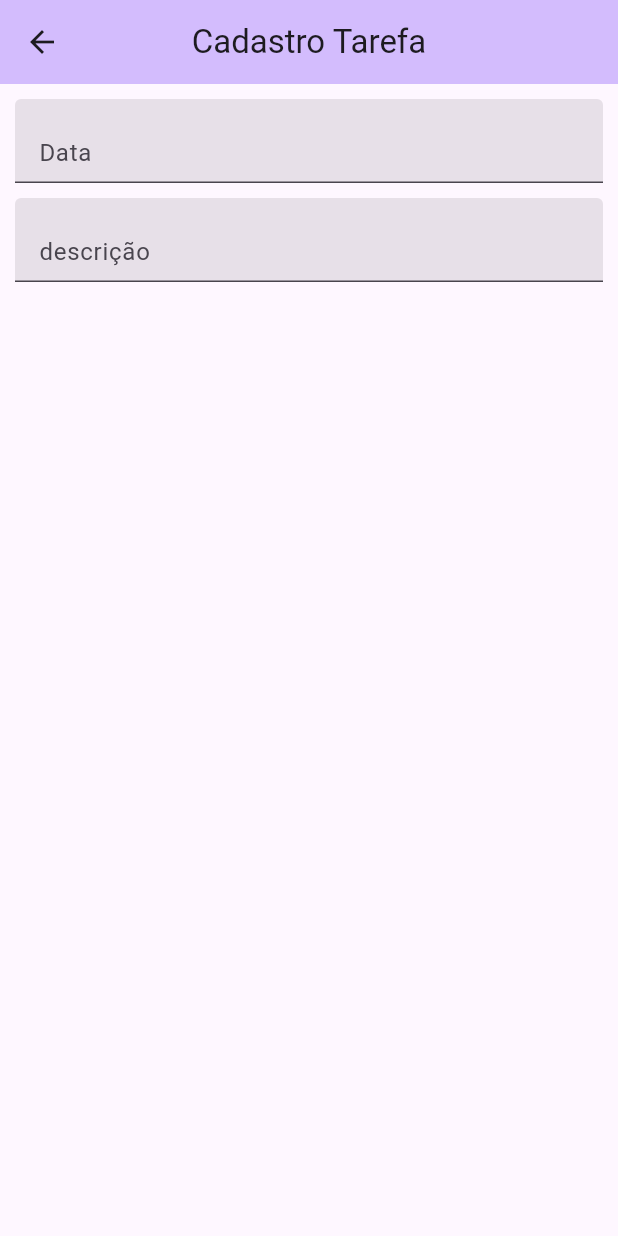
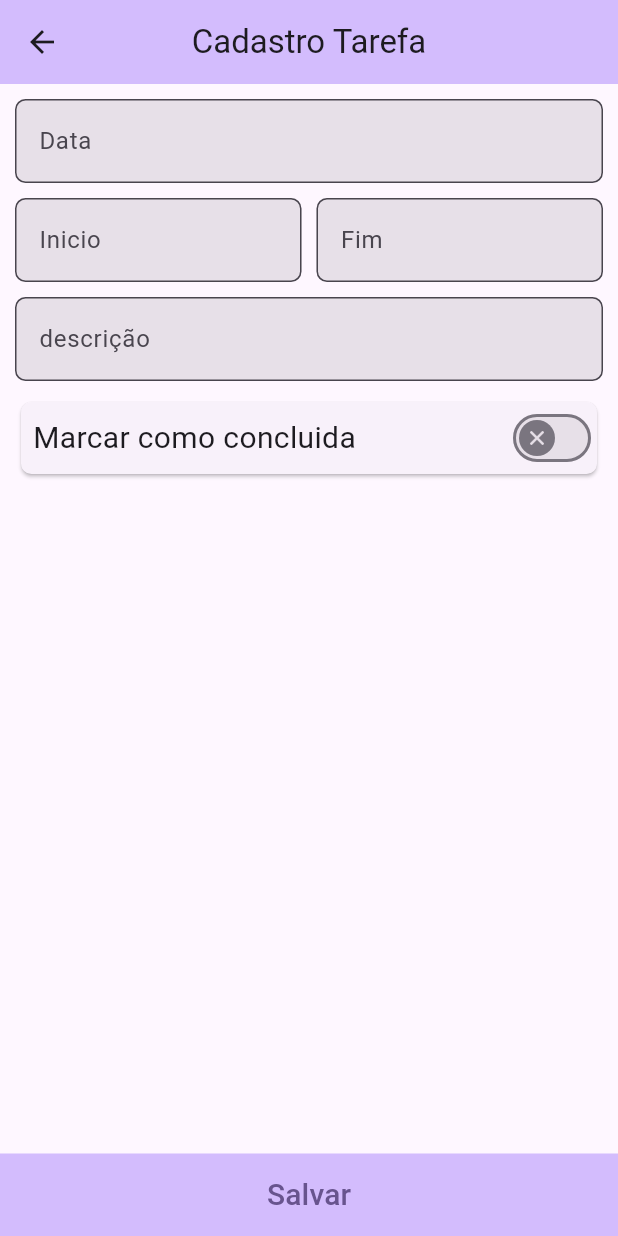
Before and after one commit to paulomoschen/callendar_flutter, a Flutter app: the screen it shows after launch, after a tap on the "add" icon, on a phone screen of 412 x 824 dp. Run offline on Flutter 3.47's test engine with Material 3 defaults, Android fonts, the phone set to English and light mode, and no system bars; our stand-ins replace rxdart, syncfusion_flutter_calendar.

Commit message:
FEAT - progresso na tela de cadastro e organizando os arquivos

```diff
--- a/lib/tarefa_bloc.dart
+++ b/lib/bloc/tarefa_bloc.dart
@@ -13,13 +13,20 @@ class TarefaBloc extends ChangeNotifier {
   Function(bool) get changeIsMonthOrDay => isMonthOrDay.sink.add;
   bool get getIsMonthOrDay => isMonthOrDay.value;
 
+  final isDone = BehaviorSubject<bool>();
+  Stream<bool> get outIsDone => isDone.stream;
+  Function(bool) get changeIsDone => isDone.sink.add;
+  bool get getIsDone => isDone.value;
+
   TarefaBloc({required BuildContext context}) {
     isMonthOrDay.add(false);
+    isDone.add(false);
   }
 
   @override
   void dispose() {
     isMonthOrDay.close();
+    isDone.close();
 
     dataController.dispose();
     startTimeController.dispose();
--- a/lib/cadastro_tarefa.dart
+++ /dev/null
@@ -1,75 +0,0 @@
-import 'package:callander_flutter/tarefa_bloc.dart';
-import 'package:flutter/material.dart';
-import 'package:intl/intl.dart';
-
-class CadastroTarefaPage extends StatefulWidget {
-  const CadastroTarefaPage({super.key});
-
-  @override
-  State<CadastroTarefaPage> createState() => _CadastroTarefaPageState();
-}
-
-class _CadastroTarefaPageState extends State<CadastroTarefaPage> {
-  late TarefaBloc tarefaBloc = TarefaBloc(context: context);
-
-  @override
-  void initState() {
-    tarefaBloc = TarefaBloc(context: context);
-    super.initState();
-  }
-
-  @override
-  Widget build(BuildContext context) {
-    return Scaffold(
-      appBar: AppBar(
-        backgroundColor: Theme.of(context).colorScheme.inversePrimary,
-        centerTitle: true,
-        title: const Text("Cadastro Tarefa"),
-      ),
-      body: Padding(
-        padding: const EdgeInsets.symmetric(horizontal: 10),
-        child: Column(
-          children: [
-            Padding(
-              padding: const EdgeInsets.only(top: 10),
-              child: TextField(
-                controller: tarefaBloc.dataController,
-                readOnly: true,
-                onTap: () async {
-                  DateTime? pickedDate = await showDatePicker(
-                      context: context,
-                      initialDate: DateTime.now(),
-                      firstDate: DateTime(1950),
-                      lastDate: DateTime(2100));
-
-                  if (pickedDate != null) {
-                    String formattedDate =
-                        DateFormat('dd/MM/yyyy').format(pickedDate);
-                    setState(() {
-                      tarefaBloc.dataController.text =
-                          formattedDate; //set output date to TextField value.
-                    });
-                  }
-                },
-                decoration: const InputDecoration(
-                    label: Text("Data"),
-                    alignLabelWithHint: true,
-                    filled: true),
-              ),
-            ),
-            Padding(
-              padding: const EdgeInsets.only(top: 10),
-              child: TextFormField(
-                controller: tarefaBloc.descricaoController,
-                decoration: const InputDecoration(
-                    label: Text("descrição"),
-                    alignLabelWithHint: true,
-                    filled: true),
-              ),
-            ),
-          ],
-        ),
-      ),
-    );
-  }
-}
--- a/lib/main.dart
+++ b/lib/main.dart
@@ -1,4 +1,4 @@
-import 'package:callander_flutter/calendar.dart';
+import 'package:callander_flutter/screen/calendar.dart';
 import 'package:flutter/material.dart';
 
 void main() {
--- a/lib/tarefa_data_source.dart
+++ b/lib/model/tarefa_data_source.dart
@@ -1,4 +1,4 @@
-import 'package:callander_flutter/tarefa_model.dart';
+import 'package:callander_flutter/model/tarefa_model.dart';
 import 'package:flutter/material.dart';
 import 'package:syncfusion_flutter_calendar/calendar.dart';
 
--- /dev/null
+++ b/lib/screen/cadastro_tarefa.dart
@@ -0,0 +1,188 @@
+import 'package:callander_flutter/bloc/tarefa_bloc.dart';
+import 'package:callander_flutter/components/time_text_input_formatter.dart';
+import 'package:flutter/material.dart';
+import 'package:flutter/services.dart';
+import 'package:intl/intl.dart';
+
+class CadastroTarefaPage extends StatefulWidget {
+  const CadastroTarefaPage({super.key});
+
+  @override
+  State<CadastroTarefaPage> createState() => _CadastroTarefaPageState();
+}
+
+class _CadastroTarefaPageState extends State<CadastroTarefaPage> {
+  late TarefaBloc tarefaBloc = TarefaBloc(context: context);
+
+  @override
+  void initState() {
+    tarefaBloc = TarefaBloc(context: context);
+    super.initState();
+  }
+
+  @override
+  Widget build(BuildContext context) {
+    return Scaffold(
+      appBar: AppBar(
+        backgroundColor: Theme.of(context).colorScheme.inversePrimary,
+        centerTitle: true,
+        title: const Text("Cadastro Tarefa"),
+      ),
+      body: Column(
+        mainAxisAlignment: MainAxisAlignment.spaceBetween,
+        children: [
+          Padding(
+            padding: const EdgeInsets.symmetric(horizontal: 10),
+            child: Column(
+              children: [
+                Padding(
+                  padding: const EdgeInsets.only(top: 10),
+                  child: TextField(
+                    controller: tarefaBloc.dataController,
+                    readOnly: true,
+                    onTap: () async {
+                      DateTime? pickedDate = await showDatePicker(
+                          context: context,
+                          initialDate: DateTime.now(),
+                          firstDate: DateTime(1950),
+                          lastDate: DateTime(2100));
+
+                      if (pickedDate != null) {
+                        String formattedDate =
+                            DateFormat('dd/MM/yyyy').format(pickedDate);
+                        setState(() {
+                          tarefaBloc.dataController.text =
+                              formattedDate; //set output date to TextField value.
+                        });
+                      }
+                    },
+                    decoration: const InputDecoration(
+                        label: Text("Data"),
+                        alignLabelWithHint: true,
+                        border: OutlineInputBorder(
+                            borderRadius: BorderRadius.all(Radius.circular(7))),
+                        filled: true),
+                  ),
+                ),
+                Padding(
+                  padding: const EdgeInsets.only(top: 10),
+                  child: Row(
+                    children: [
+                      Expanded(
+                        child: TextFormField(
+                          controller: tarefaBloc.startTimeController,
+                          keyboardType: const TextInputType.numberWithOptions(
+                              decimal: false),
+                          decoration: const InputDecoration(
+                              label: Text("Inicio"),
+                              hintText: '00:00',
+                              border: OutlineInputBorder(
+                                  borderRadius:
+                                      BorderRadius.all(Radius.circular(7))),
+                              alignLabelWithHint: true,
+                              filled: true),
+                          inputFormatters: <TextInputFormatter>[
+                            TimeTextInputFormatter()
+                          ],
+                        ),
+                      ),
+                      const SizedBox(width: 10),
+                      Expanded(
+                        child: TextFormField(
+                          controller: tarefaBloc.startTimeController,
+                          keyboardType: const TextInputType.numberWithOptions(
+                              decimal: false),
+                          decoration: const InputDecoration(
+                              label: Text("Fim"),
+                              hintText: '00:00',
+                              border: OutlineInputBorder(
+                                  borderRadius:
+                                      BorderRadius.all(Radius.circular(7))),
+                              alignLabelWithHint: true,
+                              filled: true),
+                          inputFormatters: <TextInputFormatter>[
+                            TimeTextInputFormatter()
+                          ],
+                        ),
+                      ),
+                    ],
+                  ),
+                ),
+                Padding(
+                  padding: const EdgeInsets.only(top: 10, bottom: 10),
+                  child: TextFormField(
+                    controller: tarefaBloc.descricaoController,
+                    decoration: const InputDecoration(
+                        label: Text("descrição"),
+                        border: OutlineInputBorder(
+                            borderRadius: BorderRadius.all(Radius.circular(7))),
+                        alignLabelWithHint: true,
+                        filled: true),
+                  ),
+                ),
+                StreamBuilder<bool>(
+                    stream: tarefaBloc.outIsDone,
+                    builder: (context, snapshot) {
+                      return GestureDetector(
+                        onTap: () =>
+                            tarefaBloc.changeIsDone(!tarefaBloc.getIsDone),
+                        child: Card(
+                          shape: const RoundedRectangleBorder(
+                              borderRadius:
+                                  BorderRadius.all(Radius.circular(7))),
+                          child: Row(
+                            mainAxisAlignment: MainAxisAlignment.spaceBetween,
+                            children: [
+                              const Padding(
+                                padding: EdgeInsets.only(left: 8.0),
+                                child: Text(
+                                  'Marcar como concluida',
+                                  style: TextStyle(fontSize: 20),
+                                ),
+                              ),
+                              Switch(
+                                value: tarefaBloc.getIsDone,
+                                thumbIcon: _getIcon(),
+                                onChanged: (bool value) =>
+                                    tarefaBloc.changeIsDone(value),
+                              ),
+                            ],
+                          ),
+                        ),
+                      );
+                    })
+              ],
+            ),
+          ),
+          TextButton(
+            onPressed: () {},
+            style: TextButton.styleFrom(
+              fixedSize: Size(MediaQuery.sizeOf(context).width, 55),
+              shape: const RoundedRectangleBorder(
+                borderRadius: BorderRadius.all(Radius.circular(0)),
+              ),
+              backgroundColor: Theme.of(context).colorScheme.inversePrimary,
+            ),
+            child: const Text(
+              "Salvar",
+              style: TextStyle(fontSize: 20),
+            ),
+          )
+        ],
+      ),
+    );
+  }
+
+  WidgetStateProperty<Icon?> _getIcon() {
+    WidgetStateProperty<Icon?>? thumbIcon =
+        WidgetStateProperty.resolveWith<Icon?>(
+      (Set<WidgetState> states) {
+        if (states.contains(WidgetState.selected)) {
+          return const Icon(Icons.check);
+        }
+        return const Icon(Icons.close);
+      },
+    );
+    return thumbIcon;
+  }
+}
--- a/lib/calendar.dart
+++ b/lib/screen/calendar.dart
@@ -1,7 +1,7 @@
-import 'package:callander_flutter/cadastro_tarefa.dart';
-import 'package:callander_flutter/tarefa_bloc.dart';
-import 'package:callander_flutter/tarefa_data_source.dart';
-import 'package:callander_flutter/tarefa_model.dart';
+import 'package:callander_flutter/screen/cadastro_tarefa.dart';
+import 'package:callander_flutter/bloc/tarefa_bloc.dart';
+import 'package:callander_flutter/model/tarefa_data_source.dart';
+import 'package:callander_flutter/model/tarefa_model.dart';
 import 'package:flutter/material.dart';
 import 'package:syncfusion_flutter_calendar/calendar.dart';
 
@@ -24,8 +24,8 @@ class _CalendarPageState extends State<CalendarPage> {
 
   List<TarefaModel> _getDataSource() {
     final List<TarefaModel> tarefaList = <TarefaModel>[];
-    final DateTime startTime = DateTime.utc(2024, 7, 19, 9);
-    final DateTime endTime = DateTime.utc(2024, 7, 19, 11);
+    final DateTime startTime = DateTime.utc(2024, 7, 19, 00, 30);
+    final DateTime endTime = DateTime.utc(2024, 7, 19, 2, 30);
     tarefaList.add(TarefaModel(
         'Lavar o carro', startTime, endTime, const Color(0xFF0F8644), false));
     return tarefaList;
```
Also changed, not shown: lib/components/time_text_input_formatter.dart (added, +69 -0 lines), lib/model/tarefa_model.dart (renamed from lib/tarefa_model.dart).
